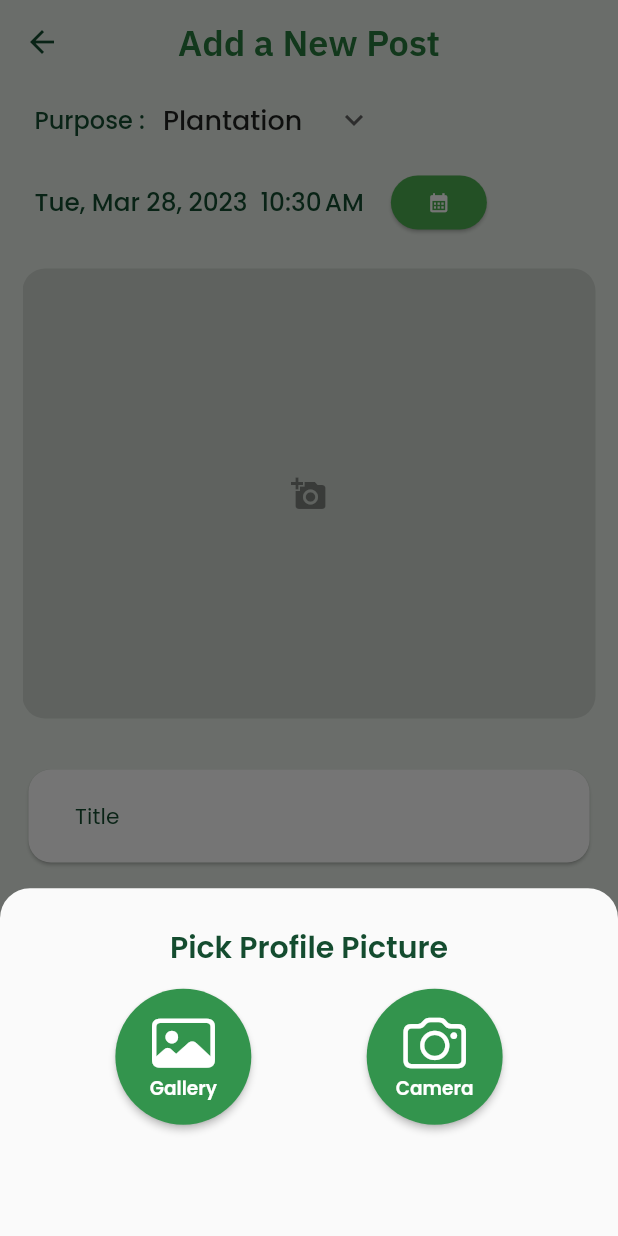
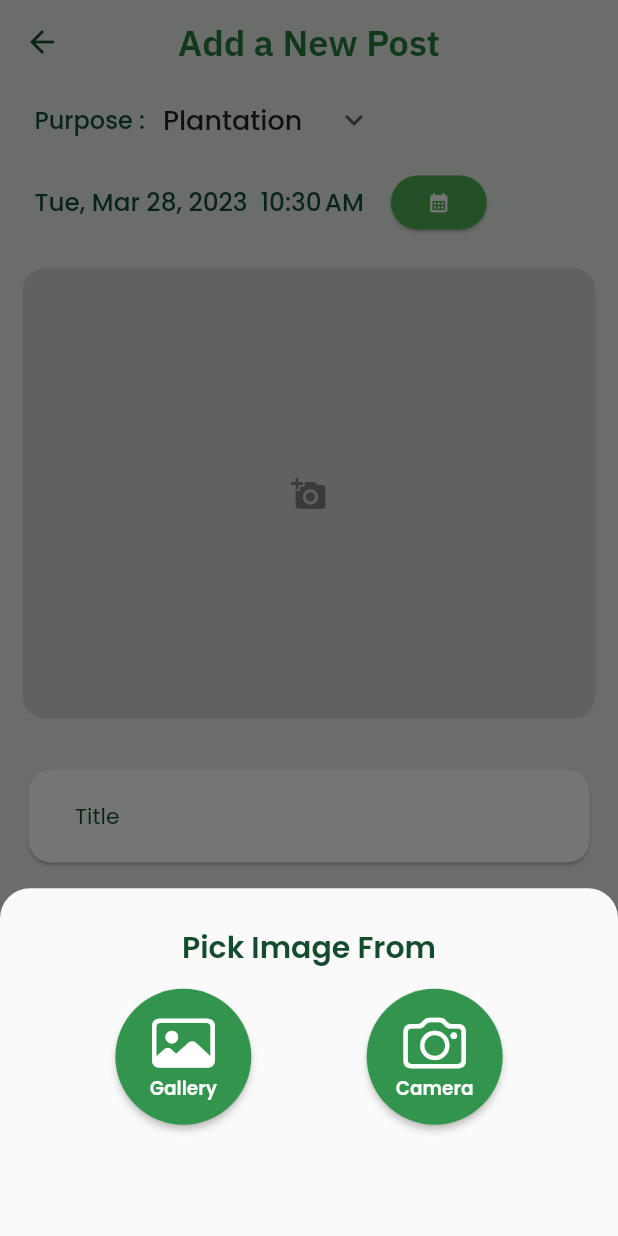
Before and after one commit to rituraj2000/oneplanet, a Flutter app: the NewPost screen opened directly, after a tap on the "add a photo" icon, on a phone screen of 412 x 824 dp. Run offline on Flutter 3.47's test engine with Material 2 defaults, Android fonts, the phone set to English and light mode, and no system bars; our stand-ins replace animated_bottom_navigation_bar, cached_network_image, cloud_firestore, firebase_auth, firebase_core, firebase_storage and 8 more; missing offline and left inert: circular_reveal_animation; accounts and stored records are empty; generated files the repository leaves out were written again.

Commit message:
fix: image picker

```diff
--- a/lib/screens/New_Post/newPost.dart
+++ b/lib/screens/New_Post/newPost.dart
@@ -373,7 +373,7 @@ class _NewPostState extends State<NewPost> {
             padding: EdgeInsets.only(top: height * 0.03, bottom: height * 0.09),
             children: [
               Text(
-                "Pick Profile Picture",
+                "Pick Image From",
                 textAlign: TextAlign.center,
                 style: Theme.of(context).textTheme.subtitle1!.copyWith(
                     fontSize: 20,
```
